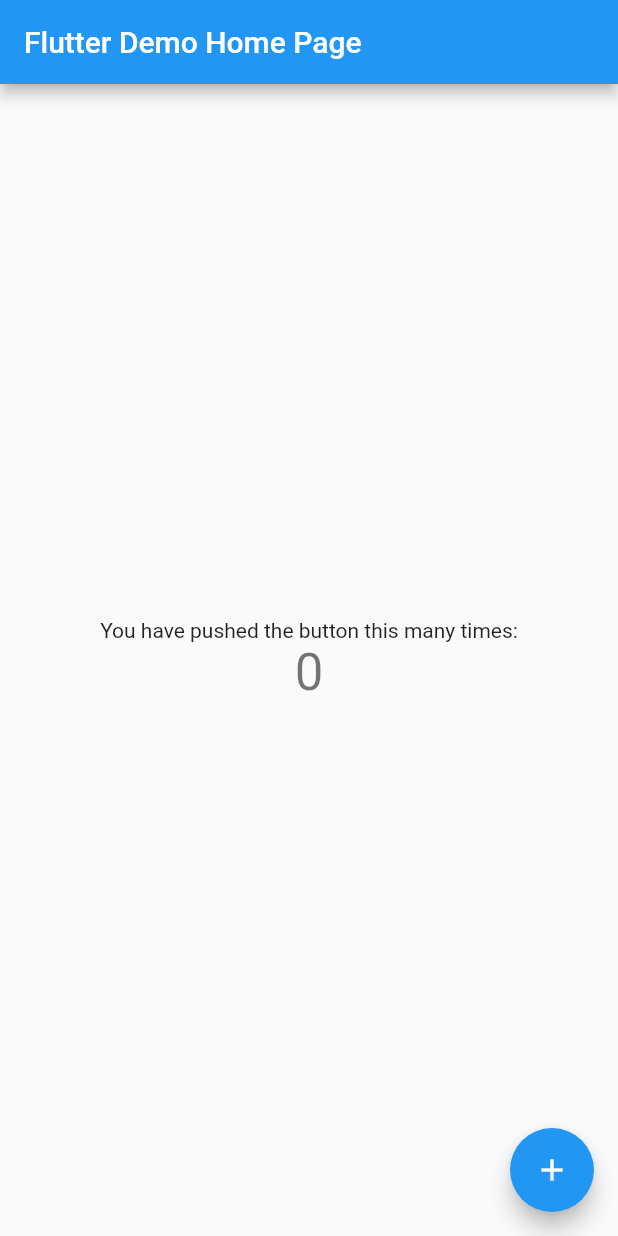
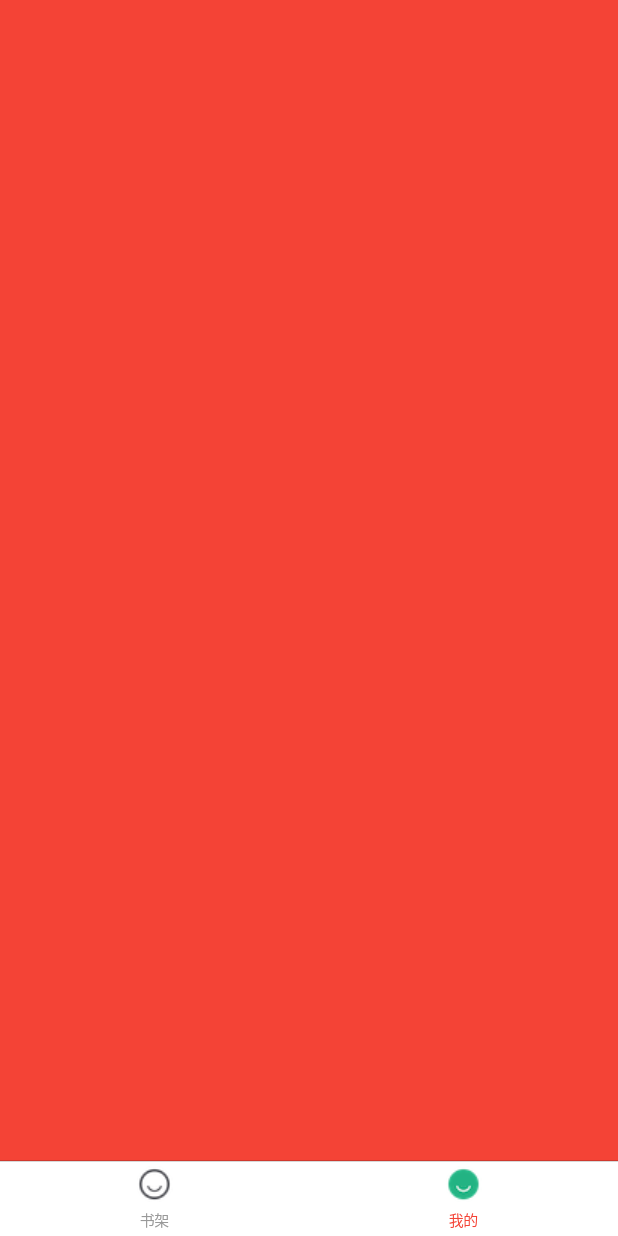
Before and after one commit to 7General/Mine-Sold, a Flutter app: the screen it shows after launch, on a phone screen of 412 x 824 dp. Run offline on Flutter 3.47's test engine with Material 2 defaults, Android fonts, the phone set to English and light mode, and no system bars.

Commit message:
[comments] 添加tabbar架设 [jira_id] [version] 0.0.1

```diff
--- /dev/null
+++ b/lib/app/app_scene.dart
@@ -0,0 +1,21 @@
+import 'package:flutter/material.dart';
+import 'package:flutter/rendering.dart';
+import 'package:mine_sold/app/root_scene.dart';
+
+
+class AppScene extends StatelessWidget {
+  @override
+  Widget build(BuildContext context){
+    return MaterialApp(
+      title:'MINE',
+      debugShowCheckedModeBanner: false,
+      theme: ThemeData(
+        primaryColor: Colors.white,
+        dividerColor: Colors.red,
+        scaffoldBackgroundColor: Colors.red,
+        textTheme: TextTheme(body1: TextStyle(color: Colors.red))
+      ),
+      home: RootScene(),
+    );
+  }
+}
--- /dev/null
+++ b/lib/app/root_scene.dart
@@ -0,0 +1,48 @@
+import 'package:flutter/cupertino.dart';
+import 'package:flutter/material.dart';
+import 'package:mine_sold/home/home_scene.dart';
+import 'package:mine_sold/mine/mine_scene.dart';
+
+class RootScene extends StatefulWidget {
+  @override
+  State<StatefulWidget> createState() => RootSceneState();
+}
+
+class RootSceneState extends State<RootScene> {
+
+  int _tabIndex =1;
+  @override
+  void initState() {
+    super.initState();
+  }
+
+  @override
+  Widget build(BuildContext context){
+    return Scaffold(
+      body: IndexedStack(
+        children: <Widget>[
+          HomeScene(),
+          MineScene()
+        ],
+        index: _tabIndex,
+      ),
+      bottomNavigationBar: CupertinoTabBar(
+        backgroundColor: Colors.white,
+        activeColor: Colors.red,
+        items: <BottomNavigationBarItem>[
+          BottomNavigationBarItem(icon: Image.asset('img/tab_me_n.png'), title: Text('书架')),
+          BottomNavigationBarItem(icon: Image.asset('img/tab_me_p.png'), title: Text('我的')),
+        ],
+        currentIndex: _tabIndex,
+        onTap: (index) {
+          setState(() {
+            _tabIndex = index;
+          });
+        },
+      ),
+    );
+  }
+
+
+
+}
--- /dev/null
+++ b/lib/home/home_scene.dart
@@ -0,0 +1,16 @@
+import 'package:flutter/material.dart';
+
+
+class HomeScene extends StatefulWidget {
+  @override
+  State<StatefulWidget> createState() => HomeSceneState();
+}
+
+class HomeSceneState extends State<HomeScene> {
+  @override
+  Widget build(BuildContext context) {
+    return Scaffold(
+
+    );
+  }
+}
--- a/lib/main.dart
+++ b/lib/main.dart
@@ -1,111 +1,7 @@
 import 'package:flutter/material.dart';
+import 'package:mine_sold/app/app_scene.dart';
 
-void main() => runApp(MyApp());
 
-class MyApp extends StatelessWidget {
-  // This widget is the root of your application.
-  @override
-  Widget build(BuildContext context) {
-    return MaterialApp(
-      title: 'Flutter Demo',
-      theme: ThemeData(
-        // This is the theme of your application.
-        //
-        // Try running your application with "flutter run". You'll see the
-        // application has a blue toolbar. Then, without quitting the app, try
-        // changing the primarySwatch below to Colors.green and then invoke
-        // "hot reload" (press "r" in the console where you ran "flutter run",
-        // or simply save your changes to "hot reload" in a Flutter IDE).
-        // Notice that the counter didn't reset back to zero; the application
-        // is not restarted.
-        primarySwatch: Colors.blue,
-      ),
-      home: MyHomePage(title: 'Flutter Demo Home Page'),
-    );
-  }
+void main(){
+  runApp(AppScene());
 }
-
-class MyHomePage extends StatefulWidget {
-  MyHomePage({Key key, this.title}) : super(key: key);
-
-  // This widget is the home page of your application. It is stateful, meaning
-  // that it has a State object (defined below) that contains fields that affect
-  // how it looks.
-
-  // This class is the configuration for the state. It holds the values (in this
-  // case the title) provided by the parent (in this case the App widget) and
-  // used by the build method of the State. Fields in a Widget subclass are
-  // always marked "final".
-
-  final String title;
-
-  @override
-  _MyHomePageState createState() => _MyHomePageState();
-}
-
-class _MyHomePageState extends State<MyHomePage> {
-  int _counter = 0;
-
-  void _incrementCounter() {
-    setState(() {
-      // This call to setState tells the Flutter framework that something has
-      // changed in this State, which causes it to rerun the build method below
-      // so that the display can reflect the updated values. If we changed
-      // _counter without calling setState(), then the build method would not be
-      // called again, and so nothing would appear to happen.
-      _counter++;
-    });
-  }
-
-  @override
-  Widget build(BuildContext context) {
-    // This method is rerun every time setState is called, for instance as done
-    // by the _incrementCounter method above.
-    //
-    // The Flutter framework has been optimized to make rerunning build methods
-    // fast, so that you can just rebuild anything that needs updating rather
-    // than having to individually change instances of widgets.
-    return Scaffold(
-      appBar: AppBar(
-        // Here we take the value from the MyHomePage object that was created by
-        // the App.build method, and use it to set our appbar title.
-        title: Text(widget.title),
-      ),
-      body: Center(
-        // Center is a layout widget. It takes a single child and positions it
-        // in the middle of the parent.
-        child: Column(
-          // Column is also layout widget. It takes a list of children and
-          // arranges them vertically. By default, it sizes itself to fit its
-          // children horizontally, and tries to be as tall as its parent.
-          //
-          // Invoke "debug painting" (press "p" in the console, choose the
-          // "Toggle Debug Paint" action from the Flutter Inspector in Android
-          // Studio, or the "Toggle Debug Paint" command in Visual Studio Code)
-          // to see the wireframe for each widget.
-          //
-          // Column has various properties to control how it sizes itself and
-          // how it positions its children. Here we use mainAxisAlignment to
-          // center the children vertically; the main axis here is the vertical
-          // axis because Columns are vertical (the cross axis would be
-          // horizontal).
-          mainAxisAlignment: MainAxisAlignment.center,
-          children: <Widget>[
-            Text(
-              'You have pushed the button this many times:',
-            ),
-            Text(
-              '$_counter',
-              style: Theme.of(context).textTheme.display1,
-            ),
-          ],
-        ),
-      ),
-      floatingActionButton: FloatingActionButton(
-        onPressed: _incrementCounter,
-        tooltip: 'Increment',
-        child: Icon(Icons.add),
-      ), // This trailing comma makes auto-formatting nicer for build methods.
-    );
-  }
-}
--- /dev/null
+++ b/lib/mine/mine_scene.dart
@@ -0,0 +1,16 @@
+import 'package:flutter/material.dart';
+
+
+class MineScene extends StatefulWidget {
+  @override
+  State<StatefulWidget> createState() => MineSceneState();
+}
+
+class MineSceneState extends State<MineScene> {
+  @override
+  Widget build(BuildContext context) {
+    return Scaffold(
+
+    );
+  }
+}
--- a/pubspec.yaml
+++ b/pubspec.yaml
@@ -41,9 +41,9 @@ flutter:
   uses-material-design: true
 
   # To add assets to your application, add an assets section, like this:
-  # assets:
-  #  - images/a_dot_burr.jpeg
-  #  - images/a_dot_ham.jpeg
+  assets:
+   - img/tab_me_n.png
+   - img/tab_me_p.png
 
   # An image asset can refer to one or more resolution-specific "variants", see
   # https://flutter.dev/assets-and-images/#resolution-aware.
```
Also changed, not shown: img/tab_me_n.png (added), img/tab_me_p.png (added), 3 other files.
